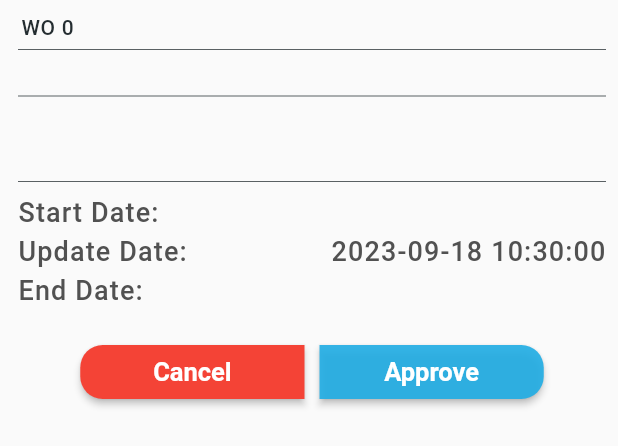
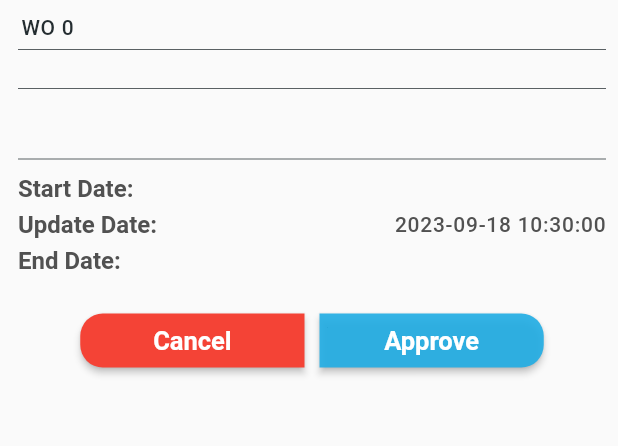
Before and after one commit to sgnm-abdullah-erol/Windesk.FM-Mobile-V1, a Flutter app: the _Content widget shown alone on an empty page, opened directly with empty values, on a phone screen of 412 x 824 dp. Shown: the top 446 px of the screen. Run offline on Flutter 3.47's test engine with Material 2 defaults, Android fonts, the phone set to English and light mode, and no system bars; our stand-ins replace accordion, animated_text_kit, auto_route, badges, bottom_navy_bar, dartz and 16 more; missing offline and left inert: animated_widgets, flutter_barcode_scanner, internet_file; accounts and stored records are empty; network calls fail; statements that could not run were skipped.

Commit message:
pending card design fixed

```diff
--- a/lib/feature/components/cards/custom_pending_card_undetail.dart
+++ b/lib/feature/components/cards/custom_pending_card_undetail.dart
@@ -42,6 +42,7 @@ class CustomPendingCardUndetail extends StatelessWidget {
               SchedulerBinding.instance.addPostFrameCallback(
                 (timeStamp) {
                   if (value.isTaskStateChange) {
+                    // TODO LOCALIZATION
                     snackBar(context, '${SnackbarStrings.taskStateChange} Yeni görev ${value.selectedTaskState}', 'success');
                   }
                 },
@@ -133,23 +134,26 @@ class _Content extends StatelessWidget {
     return Row(
       mainAxisAlignment: MainAxisAlignment.spaceBetween,
       children: [
-        Text(label.tr(), style: context.bodyMedium).tr(),
-        Text(giveFormat ? date.splitString(date) : date.splitStringSecond(date), style: context.bodyMedium).tr(),
+        Text(label.tr(), style: context.bodySmall.copyWith(color: APPColors.Main.black)).tr(),
+        Text(giveFormat ? date.splitString(date) : date.splitStringSecond(date),
+            style: context.labelMedium.copyWith(
+              color: APPColors.Main.black,
+            )).tr(),
       ],
     );
   }
 
   Widget _desc(BuildContext context) {
-    return Text(pendiks.task?.description ?? '', style: context.bodyMedium);
+    return Text(pendiks.task?.description ?? '', style: context.labelMedium.copyWith(color: APPColors.Secondary.black));
   }
 
   Column _woLocationText(BuildContext context) {
     return Column(
       crossAxisAlignment: CrossAxisAlignment.start,
       children: [
-        Text(pendiks.workspace?.owner ?? '', style: context.bodyMedium),
+        Text(pendiks.workspace?.owner ?? '', style: context.labelMedium.copyWith(color: APPColors.Secondary.black)),
         const SizedBox(height: 5),
-        Text(pendiks.workspace?.name ?? '', style: context.bodyMedium),
+        Text(pendiks.workspace?.name ?? '', style: context.labelMedium.copyWith(color: APPColors.Secondary.black)),
       ],
     );
   }
```
